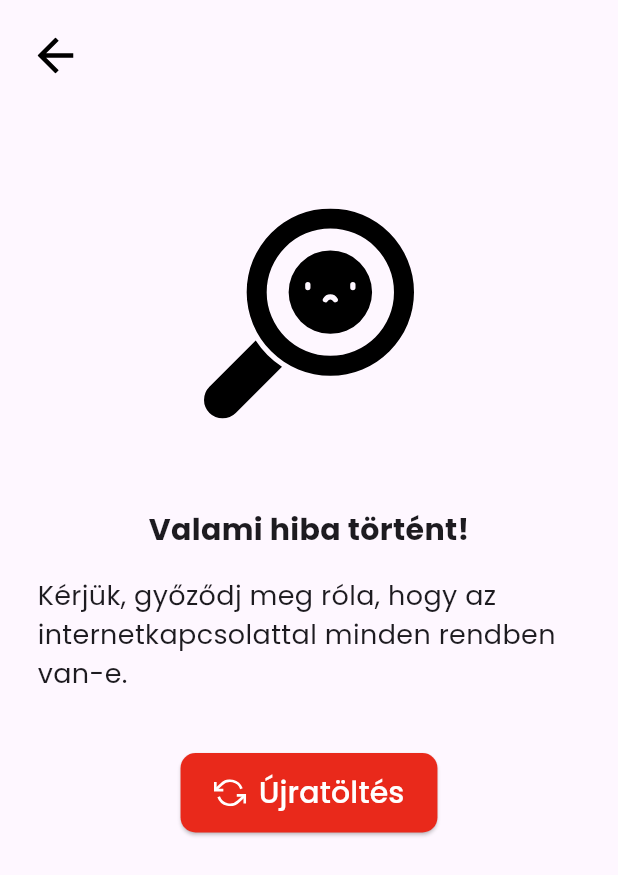
After one commit to patricianagy/trial_app, a Flutter app: the NoInternetPage screen opened directly, on a phone screen of 412 x 824 dp. The commit adds this screen. Shown: the top 875 px of the screen. Run offline on Flutter 3.47's test engine with Material 2 defaults, Android fonts, the phone set to English and light mode, and no system bars; our stand-ins replace flutter_svg, google_fonts.

Commit message:
Created no internet page

```diff
--- a/lib/pages/dashboard.dart
+++ b/lib/pages/dashboard.dart
@@ -34,11 +34,8 @@ class _DashboardPageState extends State<DashboardPage> {
         actions: [
           Padding(
             padding: const EdgeInsets.all(15),
-            child: SvgPicture.asset(
-              'assets/images/menu.svg',
-              height: 10,
-              width: 15,
-            ),
+            child: SvgPicture.asset('assets/images/menu.svg',
+                height: 10, width: 15, fit: BoxFit.scaleDown),
           )
         ],
       ),
@@ -89,11 +86,10 @@ class _DashboardPageState extends State<DashboardPage> {
                                     BorderRadius.all(Radius.circular(10))),
                             child: Row(
                               children: [
-                                SvgPicture.asset(
-                                  'assets/images/timer.svg',
-                                  height: 10,
-                                  width: 9,
-                                ),
+                                SvgPicture.asset('assets/images/timer.svg',
+                                    height: 10,
+                                    width: 9,
+                                    fit: BoxFit.scaleDown),
                                 const SizedBox(width: 4),
                                 Text('3 perc',
                                     style: GoogleFonts.poppins(
--- /dev/null
+++ b/lib/pages/no_internet_page.dart
@@ -0,0 +1,75 @@
+import 'package:flutter/material.dart';
+import 'package:flutter_svg/flutter_svg.dart';
+import 'package:google_fonts/google_fonts.dart';
+
+class NoInternetPage extends StatefulWidget {
+  const NoInternetPage({super.key});
+
+  @override
+  State<NoInternetPage> createState() => _NoInternetPageState();
+}
+
+class _NoInternetPageState extends State<NoInternetPage> {
+  @override
+  Widget build(BuildContext context) {
+    return SafeArea(
+        child: Scaffold(
+            body: Padding(
+                padding: const EdgeInsets.all(25),
+                child: Column(
+                  children: [
+                    Align(
+                        alignment: Alignment.topLeft,
+                        child: GestureDetector(
+                            onTap: () {
+                              Navigator.of(context).pop();
+                            },
+                            child: SvgPicture.asset(
+                                'assets/images/back_btn.svg',
+                                height: 24,
+                                width: 24,
+                                fit: BoxFit.scaleDown))),
+                    const SizedBox(
+                      height: 90,
+                    ),
+                    Align(
+                        alignment: Alignment.center,
+                        child: Column(children: [
+                          SvgPicture.asset('assets/images/magnifier.svg',
+                              height: 140, width: 140, fit: BoxFit.scaleDown),
+                          const SizedBox(height: 60),
+                          Text('Valami hiba történt!',
+                              style: GoogleFonts.poppins(
+                                  textStyle: const TextStyle(
+                                      fontSize: 20,
+                                      fontWeight: FontWeight.bold))),
+                          const SizedBox(height: 16),
+                          Text(
+                              'Kérjük, győződj meg róla, hogy az internetkapcsolattal minden rendben van-e.',
+                              style: GoogleFonts.poppins(
+                                  textStyle: const TextStyle(
+                                fontSize: 18,
+                              ))),
+                          const SizedBox(
+                            height: 40,
+                          ),
+                          ElevatedButton.icon(
+                              onPressed: () {},
+                              icon: SvgPicture.asset('assets/images/reload.svg',
+                                  height: 18, width: 22, fit: BoxFit.scaleDown),
+                              label: Text('Újratöltés',
+                                  style: GoogleFonts.poppins(
+                                      textStyle: const TextStyle(
+                                          fontSize: 20, color: Colors.white))),
+                              style: ElevatedButton.styleFrom(
+                                  backgroundColor: const Color(0xffE9291B),
+                                  shape: RoundedRectangleBorder(
+                                    borderRadius: BorderRadius.circular(10),
+                                  ),
+                                  padding: const EdgeInsets.symmetric(
+                                      horizontal: 22, vertical: 12))),
+                        ]))
+                  ],
+                ))));
+  }
+}
```
Also changed, not shown: assets/images/magnifier.svg (added), assets/images/reload.svg (added).
